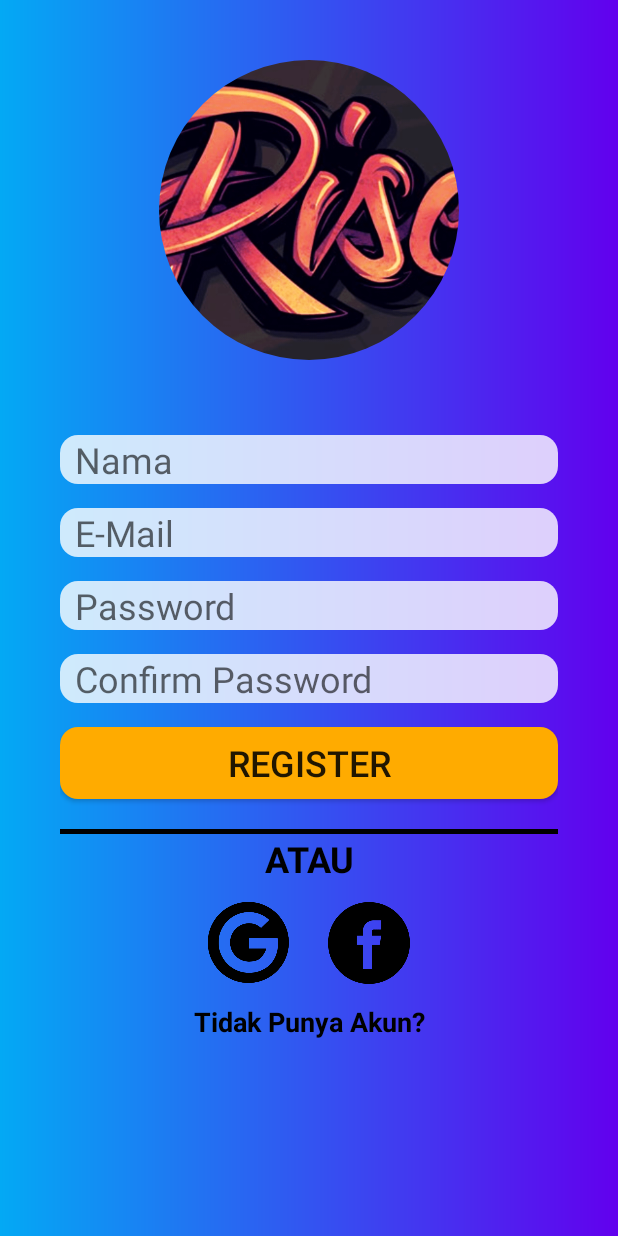
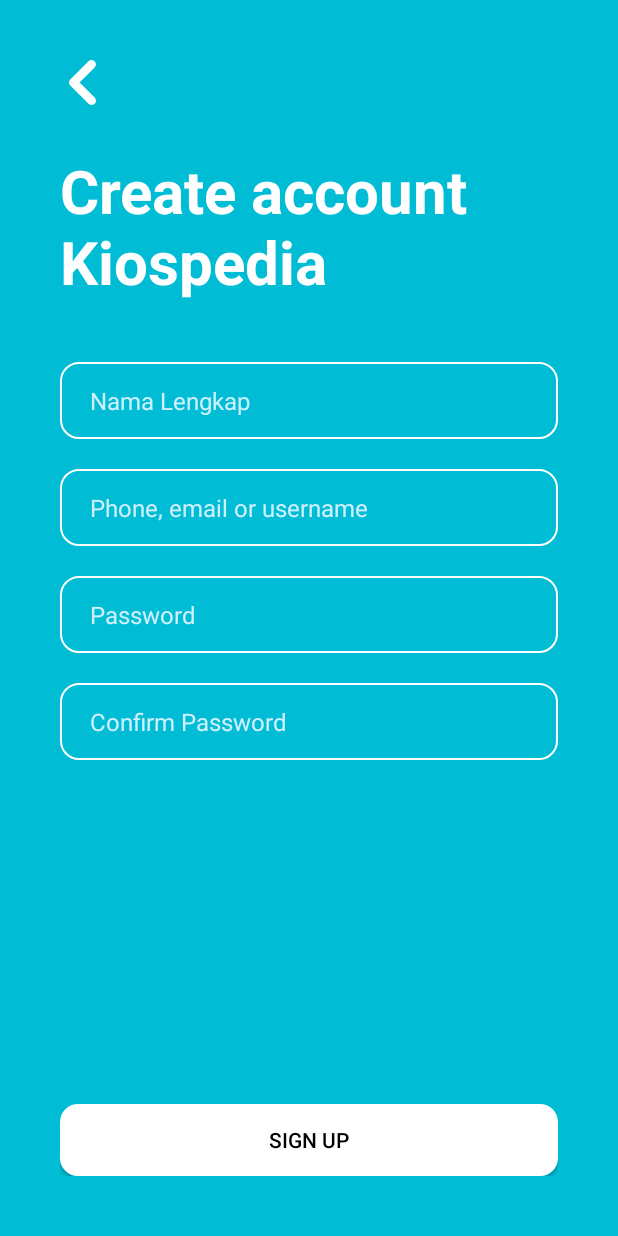
Before and after one commit to Naufalwidhi/PKL_Technobit_E-Commerce, an Android app: the RegisterActivity screen opened directly, with no data from a screen before it, on a phone screen of 412 x 824 dp. Run offline under Robolectric (Android 15) with nearby library versions, the light colour scheme and no system bars.

Commit message:
update ui 2

```diff
--- a/app/src/main/res/layout/activity_main.xml
+++ b/app/src/main/res/layout/activity_main.xml
@@ -43,10 +43,9 @@
     <android.widget.Button
         android:id="@+id/login_button"
         android:layout_below="@+id/deskripsi"
-        android:layout_width="140dp"
+        android:layout_width="150dp"
         android:layout_height="wrap_content"
         android:layout_marginTop="90dp"
-        android:layout_marginLeft="10dp"
         android:layout_alignParentBottom="true"
         android:layout_alignParentStart="true"
         android:text="login"
@@ -56,10 +55,9 @@
     <android.widget.Button
         android:id="@+id/login_register"
         android:layout_below="@+id/deskripsi"
-        android:layout_width="140dp"
+        android:layout_width="150dp"
         android:layout_height="wrap_content"
         android:layout_marginTop="90dp"
-        android:layout_marginRight="10dp"
         android:layout_alignParentBottom="true"
         android:layout_alignParentEnd="true"
         android:text="Sign Up"
--- a/app/src/main/res/layout/activity_register.xml
+++ b/app/src/main/res/layout/activity_register.xml
@@ -1,121 +1,84 @@
 <?xml version="1.0" encoding="utf-8"?>
-<LinearLayout xmlns:android="http://schemas.android.com/apk/res/android"
+<RelativeLayout
+    xmlns:android="http://schemas.android.com/apk/res/android"
     xmlns:tools="http://schemas.android.com/tools"
     android:layout_width="match_parent"
     android:layout_height="match_parent"
-    android:background="@drawable/login_background"
     android:orientation="vertical"
     android:padding="40dp"
-    tools:context=".RegisterActivity">
+    tools:context=".Activity.MainActivity"
+    android:background="#00BCD4">
 
-    <de.hdodenhof.circleimageview.CircleImageView
-        android:id="@+id/img_logo"
-        android:layout_width="match_parent"
-        android:layout_height="200dp"
-        android:layout_marginBottom="50dp"
-        android:contentDescription="@string/image_logo"
-        android:src="@drawable/logo" />
+    <ImageView
+        android:id="@+id/back_button"
+        android:layout_width="30dp"
+        android:layout_height="30dp"
+        android:src="@drawable/back_button"/>
+
+    <TextView
+        android:id="@+id/text_register"
+        android:layout_below="@id/back_button"
+        android:layout_width="wrap_content"
+        android:layout_height="wrap_content"
+        android:text="Create account Kiospedia"
+        android:textColor="#FFFFFF"
+        android:textSize="40sp"
+        android:textStyle="bold"
+        android:layout_marginTop="30dp"/>
 
     <EditText
-        android:id="@+id/et_nama_register"
+        android:id="@+id/input_name"
+        android:layout_below="@id/text_register"
         android:layout_width="match_parent"
         android:layout_height="wrap_content"
-        android:layout_marginBottom="16dp"
-        android:background="@drawable/shape_white_transparent"
-        android:hint="@string/nama"
-        android:inputType="text"
-        android:paddingStart="10dp"
-        android:textSize="24sp"
-        tools:ignore="Autofill,RtlSymmetry" />
+        android:layout_marginTop="40dp"
+        android:textSize="16sp"
+        android:hint="Nama Lengkap"
+        android:textColorHint="#CFF0FF"
+        android:background="@drawable/shape_edittext" />
+
 
     <EditText
-        android:id="@+id/et_email_register"
+        android:id="@+id/input_username"
+        android:layout_below="@id/input_name"
         android:layout_width="match_parent"
         android:layout_height="wrap_content"
-        android:layout_marginBottom="16dp"
-        android:background="@drawable/shape_white_transparent"
-        android:hint="@string/Email"
-        android:inputType="textEmailAddress"
-        android:paddingStart="10dp"
-        android:textSize="24sp"
-        tools:ignore="Autofill,RtlSymmetry" />
+        android:layout_marginTop="20dp"
+        android:textSize="16sp"
+        android:hint="Phone, email or username"
+        android:textColorHint="#CFF0FF"
+        android:background="@drawable/shape_edittext" />
 
     <EditText
-        android:id="@+id/et_password_register"
+        android:id="@+id/input_password"
+        android:layout_below="@id/input_username"
         android:layout_width="match_parent"
         android:layout_height="wrap_content"
-        android:layout_marginBottom="16dp"
-        android:background="@drawable/shape_white_transparent"
-        android:hint="@string/Password"
-        android:inputType="textPassword"
-        android:paddingStart="10dp"
-        android:textSize="24sp"
-        tools:ignore="Autofill,RtlSymmetry" />
+        android:layout_marginTop="20dp"
+        android:textSize="16sp"
+        android:hint="Password"
+        android:textColorHint="#CFF0FF"
+        android:background="@drawable/shape_edittext"/>
 
     <EditText
-        android:id="@+id/et_confirm_password_register"
+        android:id="@+id/input_confirm_password"
+        android:layout_below="@id/input_password"
         android:layout_width="match_parent"
         android:layout_height="wrap_content"
-        android:layout_marginBottom="16dp"
-        android:background="@drawable/shape_white_transparent"
-        android:hint="@string/confirm_password"
-        android:inputType="textPassword"
-        android:paddingStart="10dp"
-        android:textSize="24sp"
-        tools:ignore="Autofill,RtlSymmetry" />
+        android:layout_marginTop="20dp"
+        android:textSize="16sp"
+        android:hint="Confirm Password"
+        android:textColorHint="#CFF0FF"
+        android:background="@drawable/shape_edittext"/>
 
     <android.widget.Button
-        android:id="@+id/btn_register"
+        android:id="@+id/signup_button"
         android:layout_width="match_parent"
         android:layout_height="wrap_content"
-        android:background="@drawable/shape_orange"
-        android:text="@string/Register"
-        android:textSize="24sp" />
+        android:layout_alignParentBottom="true"
+        android:layout_alignParentStart="true"
+        android:text="SIgn up"
+        android:textColor="#000000"
+        android:background="@drawable/shape_white"/>
 
-    <View
-        android:layout_width="match_parent"
-        android:layout_height="3dp"
-        android:layout_marginTop="20dp"
-        android:background="@color/black" />
-
-    <TextView
-        android:layout_width="match_parent"
-        android:layout_height="wrap_content"
-        android:gravity="center"
-        android:text="@string/atau"
-        android:textColor="@color/black"
-        android:textSize="24sp"
-        android:textStyle="bold" />
-
-    <LinearLayout
-        android:layout_width="match_parent"
-        android:layout_height="wrap_content"
-        android:gravity="center"
-        android:orientation="horizontal">
-
-        <ImageButton
-            android:id="@+id/img_google_logo_register"
-            android:layout_width="60dp"
-            android:layout_height="60dp"
-            android:layout_margin="10dp"
-            android:background="@drawable/google_round"
-            android:contentDescription="@string/Google" />
-
-        <ImageButton
-            android:id="@+id/img_facebook_logo_register"
-            android:layout_width="60dp"
-            android:layout_height="60dp"
-            android:layout_margin="10dp"
-            android:background="@drawable/facebook_round"
-            android:contentDescription="@string/Facebook" />
-    </LinearLayout>
-    <TextView
-        android:id="@+id/tv_noaccount_login"
-        android:layout_width="match_parent"
-        android:layout_height="wrap_content"
-        android:text="@string/no_akun"
-        android:textAlignment="center"
-        android:textColor="@color/black"
-        android:textSize="18sp"
-        android:textStyle="bold" />
-</LinearLayout>
+</RelativeLayout>
```
